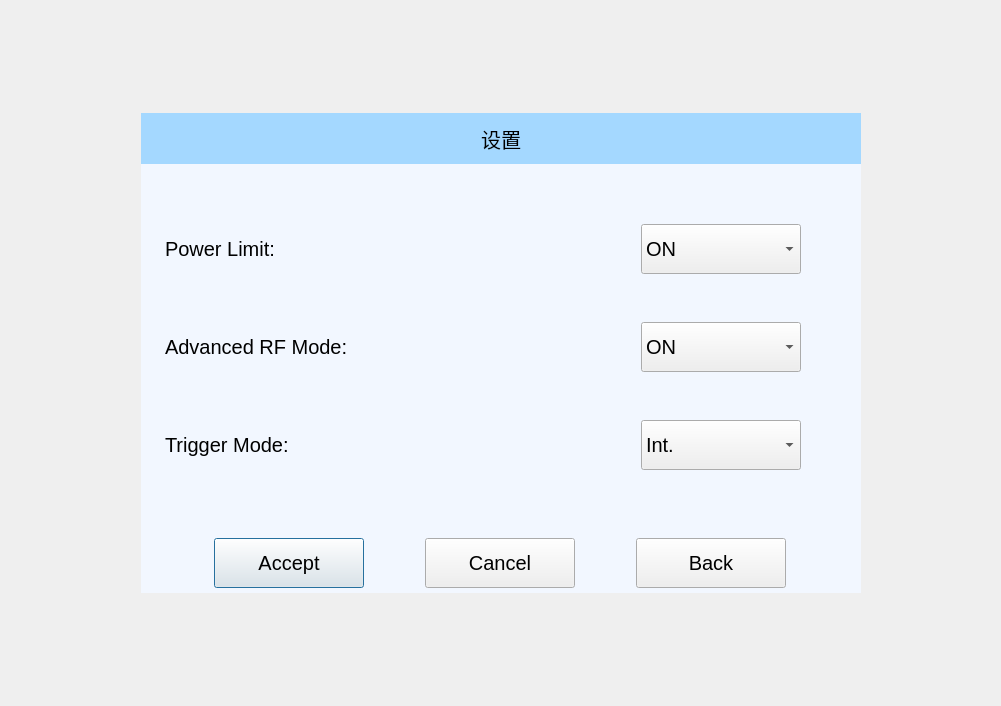
Above: option.ui from wangmeng08/BCI before the change. Below: the same form after it.
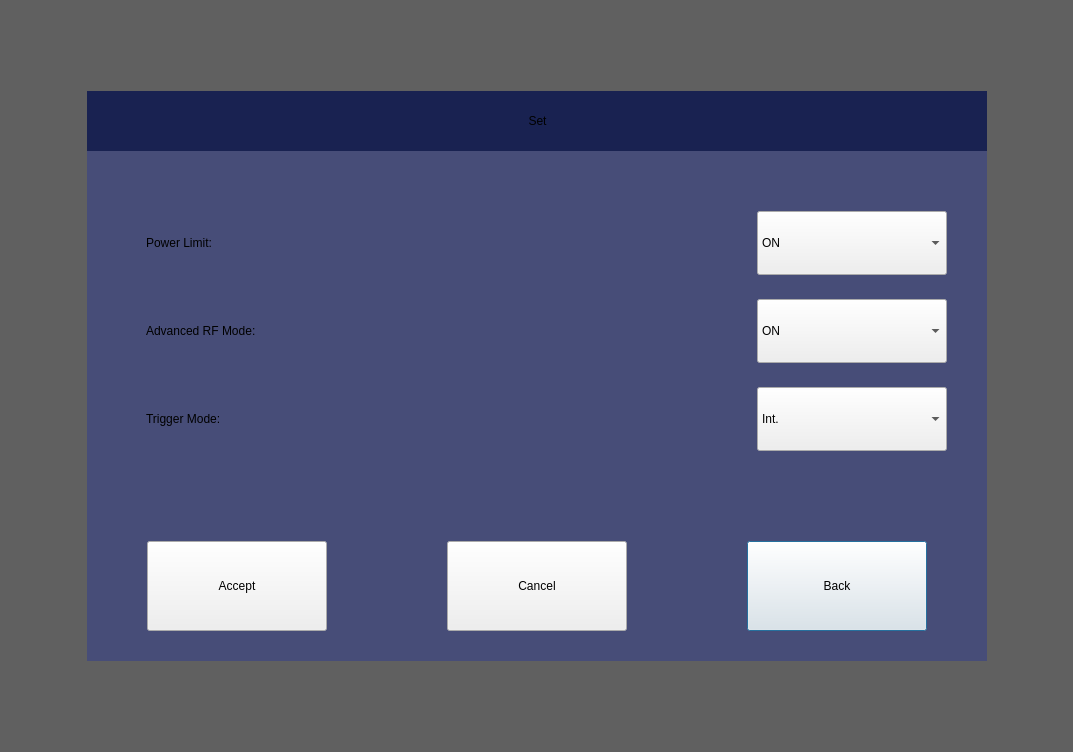
That is the form after the change.

```diff
--- a/option.ui
+++ b/option.ui
@@ -6,8 +6,8 @@
    <rect>
     <x>0</x>
     <y>0</y>
-    <width>1001</width>
-    <height>706</height>
+    <width>1073</width>
+    <height>752</height>
    </rect>
   </property>
   <property name="minimumSize">
@@ -26,9 +26,33 @@
    <string>Dialog</string>
   </property>
   <property name="styleSheet">
-   <string notr="true">font:15pt;</string>
+   <string notr="true"/>
   </property>
-  <layout class="QGridLayout" name="gridLayout_2" rowstretch="0,1,0" columnstretch="0,0,0,0">
+  <layout class="QVBoxLayout" name="verticalLayout">
+   <property name="spacing">
+    <number>0</number>
+   </property>
+   <property name="leftMargin">
+    <number>0</number>
+   </property>
+   <property name="topMargin">
+    <number>0</number>
+   </property>
+   <property name="rightMargin">
+    <number>0</number>
+   </property>
+   <property name="bottomMargin">
+    <number>0</number>
+   </property>
+   <item>
+    <widget class="QWidget" name="widget" native="true">
+     <property name="styleSheet">
+      <string notr="true">#widget
+{
+	background-color: rgba(0, 0, 0, 153);
+}</string>
+     </property>
+     <layout class="QGridLayout" name="gridLayout">
    <property name="leftMargin">
     <number>0</number>
    </property>
@@ -52,7 +76,7 @@
      <property name="sizeHint" stdset="0">
       <size>
        <width>20</width>
-       <height>71</height>
+          <height>88</height>
       </size>
      </property>
     </spacer>
@@ -64,7 +88,7 @@
      </property>
      <property name="sizeHint" stdset="0">
       <size>
-       <width>40</width>
+          <width>84</width>
        <height>20</height>
       </size>
      </property>
@@ -80,149 +104,188 @@
      </property>
      <property name="minimumSize">
       <size>
-       <width>720</width>
-       <height>420</height>
+          <width>900</width>
+          <height>570</height>
       </size>
      </property>
      <property name="maximumSize">
       <size>
-       <width>720</width>
-       <height>480</height>
+          <width>900</width>
+          <height>570</height>
       </size>
      </property>
      <property name="styleSheet">
       <string notr="true">#widget_3{
-	background-color: rgb(242, 247, 255);
+	background-color: #474D78;
 }</string>
      </property>
-     <layout class="QVBoxLayout" name="verticalLayout_2">
-      <property name="leftMargin">
-       <number>0</number>
-      </property>
-      <property name="topMargin">
-       <number>0</number>
-      </property>
-      <property name="rightMargin">
-       <number>0</number>
-      </property>
-      <property name="bottomMargin">
-       <number>0</number>
-      </property>
-      <item>
        <widget class="QLabel" name="lblTitle">
+         <property name="geometry">
+          <rect>
+           <x>0</x>
+           <y>0</y>
+           <width>901</width>
+           <height>60</height>
+          </rect>
+         </property>
         <property name="minimumSize">
          <size>
           <width>0</width>
-          <height>51</height>
+           <height>60</height>
          </size>
         </property>
         <property name="maximumSize">
          <size>
           <width>16777215</width>
-          <height>50</height>
+           <height>60</height>
          </size>
         </property>
         <property name="styleSheet">
-         <string notr="true">background-color: rgb(164, 216, 255);</string>
+          <string notr="true">background-color: #192251;</string>
         </property>
         <property name="text">
-         <string>设置</string>
+          <string>Set</string>
         </property>
         <property name="alignment">
          <set>Qt::AlignCenter</set>
         </property>
        </widget>
+        <widget class="QComboBox" name="cmbAdvance">
+         <property name="geometry">
+          <rect>
+           <x>670</x>
+           <y>208</y>
+           <width>190</width>
+           <height>64</height>
+          </rect>
+         </property>
+         <property name="minimumSize">
+          <size>
+           <width>160</width>
+           <height>50</height>
+          </size>
+         </property>
+         <property name="maximumSize">
+          <size>
+           <width>1060</width>
+           <height>16777215</height>
+          </size>
+         </property>
+         <item>
+          <property name="text">
+           <string>ON</string>
+          </property>
       </item>
       <item>
-       <widget class="QWidget" name="widget" native="true">
-        <layout class="QGridLayout" name="gridLayout">
-         <property name="leftMargin">
-          <number>24</number>
-         </property>
-         <property name="topMargin">
-          <number>12</number>
+          <property name="text">
+           <string>OFF</string>
+          </property>
+         </item>
+        </widget>
+        <widget class="QComboBox" name="cmbLimit">
+         <property name="geometry">
+          <rect>
+           <x>670</x>
+           <y>120</y>
+           <width>190</width>
+           <height>64</height>
+          </rect>
          </property>
-         <property name="rightMargin">
-          <number>60</number>
+         <property name="minimumSize">
+          <size>
+           <width>160</width>
+           <height>50</height>
+          </size>
          </property>
-         <property name="bottomMargin">
-          <number>12</number>
+         <property name="maximumSize">
+          <size>
+           <width>1060</width>
+           <height>16777215</height>
+          </size>
          </property>
-         <item row="0" column="0">
+         <item>
+          <property name="text">
+           <string>ON</string>
+          </property>
+         </item>
+         <item>
+          <property name="text">
+           <string>OFF</string>
+          </property>
+         </item>
+        </widget>
+        <widget class="QPushButton" name="btnBack">
+         <property name="geometry">
+          <rect>
+           <x>660</x>
+           <y>450</y>
+           <width>180</width>
+           <height>90</height>
+          </rect>
+         </property>
+         <property name="minimumSize">
+          <size>
+           <width>1</width>
+           <height>50</height>
+          </size>
+         </property>
+         <property name="maximumSize">
+          <size>
+           <width>1502</width>
+           <height>16777215</height>
+          </size>
+         </property>
+         <property name="text">
+          <string>Back</string>
+         </property>
+        </widget>
+        <widget class="QPushButton" name="btnAccept">
+         <property name="geometry">
+          <rect>
+           <x>60</x>
+           <y>450</y>
+           <width>180</width>
+           <height>90</height>
+          </rect>
+         </property>
+         <property name="minimumSize">
+          <size>
+           <width>0</width>
+           <height>50</height>
+          </size>
+         </property>
+         <property name="maximumSize">
+          <size>
+           <width>1502</width>
+           <height>16777215</height>
+          </size>
+         </property>
+         <property name="text">
+          <string>Accept</string>
+         </property>
+        </widget>
           <widget class="QLabel" name="label_2">
+         <property name="geometry">
+          <rect>
+           <x>59</x>
+           <y>120</y>
+           <width>470</width>
+           <height>64</height>
+          </rect>
+         </property>
            <property name="text">
             <string>Power Limit:</string>
            </property>
           </widget>
-         </item>
-         <item row="0" column="1">
-          <widget class="QComboBox" name="cmbLimit">
-           <property name="minimumSize">
-            <size>
-             <width>160</width>
-             <height>50</height>
-            </size>
-           </property>
-           <property name="maximumSize">
-            <size>
-             <width>160</width>
-             <height>16777215</height>
-            </size>
-           </property>
-           <item>
-            <property name="text">
-             <string>ON</string>
-            </property>
-           </item>
-           <item>
-            <property name="text">
-             <string>OFF</string>
-            </property>
-           </item>
-          </widget>
-         </item>
-         <item row="1" column="0">
-          <widget class="QLabel" name="label_3">
-           <property name="text">
-            <string>Advanced RF Mode:</string>
-           </property>
-          </widget>
-         </item>
-         <item row="1" column="1">
-          <widget class="QComboBox" name="cmbAdvance">
-           <property name="minimumSize">
-            <size>
-             <width>160</width>
-             <height>50</height>
-            </size>
-           </property>
-           <property name="maximumSize">
-            <size>
-             <width>160</width>
-             <height>16777215</height>
-            </size>
-           </property>
-           <item>
-            <property name="text">
-             <string>ON</string>
-            </property>
-           </item>
-           <item>
-            <property name="text">
-             <string>OFF</string>
-            </property>
-           </item>
-          </widget>
-         </item>
-         <item row="2" column="0">
-          <widget class="QLabel" name="label_4">
-           <property name="text">
-            <string>Trigger Mode:</string>
-           </property>
-          </widget>
-         </item>
-         <item row="2" column="1">
           <widget class="QComboBox" name="cmbMode">
+         <property name="geometry">
+          <rect>
+           <x>670</x>
+           <y>296</y>
+           <width>190</width>
+           <height>64</height>
+          </rect>
+         </property>
            <property name="minimumSize">
             <size>
              <width>160</width>
@@ -231,7 +294,7 @@
            </property>
            <property name="maximumSize">
             <size>
-             <width>160</width>
+           <width>1060</width>
              <height>16777215</height>
             </size>
            </property>
@@ -256,61 +319,15 @@
             </property>
            </item>
           </widget>
-         </item>
-        </layout>
-       </widget>
-      </item>
-      <item>
-       <widget class="QWidget" name="widget_2" native="true">
-        <property name="minimumSize">
-         <size>
-          <width>0</width>
-          <height>50</height>
-         </size>
-        </property>
-        <property name="maximumSize">
-         <size>
-          <width>16777215</width>
-          <height>60</height>
-         </size>
-        </property>
-        <layout class="QHBoxLayout" name="horizontalLayout">
-         <property name="spacing">
-          <number>12</number>
-         </property>
-         <property name="leftMargin">
-          <number>24</number>
-         </property>
-         <property name="topMargin">
-          <number>0</number>
-         </property>
-         <property name="rightMargin">
-          <number>24</number>
-         </property>
-         <property name="bottomMargin">
-          <number>0</number>
-         </property>
-         <item>
-          <widget class="QPushButton" name="btnAccept">
-           <property name="minimumSize">
-            <size>
-             <width>0</width>
-             <height>50</height>
-            </size>
-           </property>
-           <property name="maximumSize">
-            <size>
-             <width>150</width>
-             <height>16777215</height>
-            </size>
-           </property>
-           <property name="text">
-            <string>Accept</string>
-           </property>
-          </widget>
-         </item>
-         <item>
           <widget class="QPushButton" name="btnCancel">
+         <property name="geometry">
+          <rect>
+           <x>360</x>
+           <y>450</y>
+           <width>180</width>
+           <height>90</height>
+          </rect>
+         </property>
            <property name="minimumSize">
             <size>
              <width>0</width>
@@ -319,7 +336,7 @@
            </property>
            <property name="maximumSize">
             <size>
-             <width>150</width>
+           <width>1502</width>
              <height>16777215</height>
             </size>
            </property>
@@ -327,30 +344,32 @@
             <string>Cancel</string>
            </property>
           </widget>
-         </item>
-         <item>
-          <widget class="QPushButton" name="btnBack">
-           <property name="minimumSize">
-            <size>
-             <width>1</width>
-             <height>50</height>
-            </size>
-           </property>
-           <property name="maximumSize">
-            <size>
-             <width>150</width>
-             <height>16777215</height>
-            </size>
-           </property>
+        <widget class="QLabel" name="label_3">
+         <property name="geometry">
+          <rect>
+           <x>59</x>
+           <y>208</y>
+           <width>470</width>
+           <height>64</height>
+          </rect>
+         </property>
+         <property name="text">
+          <string>Advanced RF Mode:</string>
+         </property>
+        </widget>
+        <widget class="QLabel" name="label_4">
+         <property name="geometry">
+          <rect>
+           <x>59</x>
+           <y>296</y>
+           <width>470</width>
+           <height>64</height>
+          </rect>
+         </property>
            <property name="text">
-            <string>Back</string>
-           </property>
-          </widget>
-         </item>
-        </layout>
-       </widget>
-      </item>
-     </layout>
+          <string>Trigger Mode:</string>
+         </property>
+        </widget>
     </widget>
    </item>
    <item row="1" column="3">
@@ -360,7 +379,7 @@
      </property>
      <property name="sizeHint" stdset="0">
       <size>
-       <width>40</width>
+          <width>83</width>
        <height>20</height>
       </size>
      </property>
@@ -374,10 +393,13 @@
      <property name="sizeHint" stdset="0">
       <size>
        <width>20</width>
-       <height>71</height>
+          <height>88</height>
       </size>
      </property>
     </spacer>
+      </item>
+     </layout>
+    </widget>
    </item>
   </layout>
  </widget>
```
Lines whose indentation alone changed are shown as unchanged.
